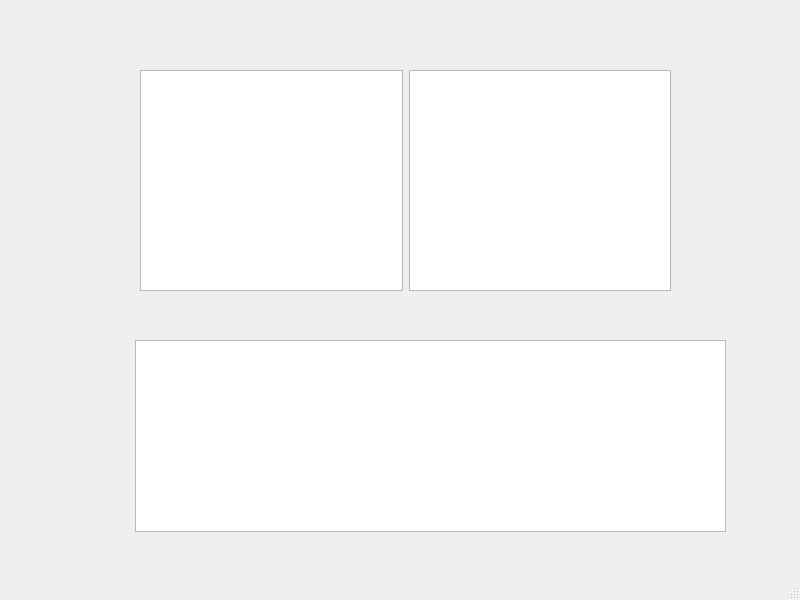
CIoudkicker/MyLab3_1, file mainwindow.ui: the form before one commit.
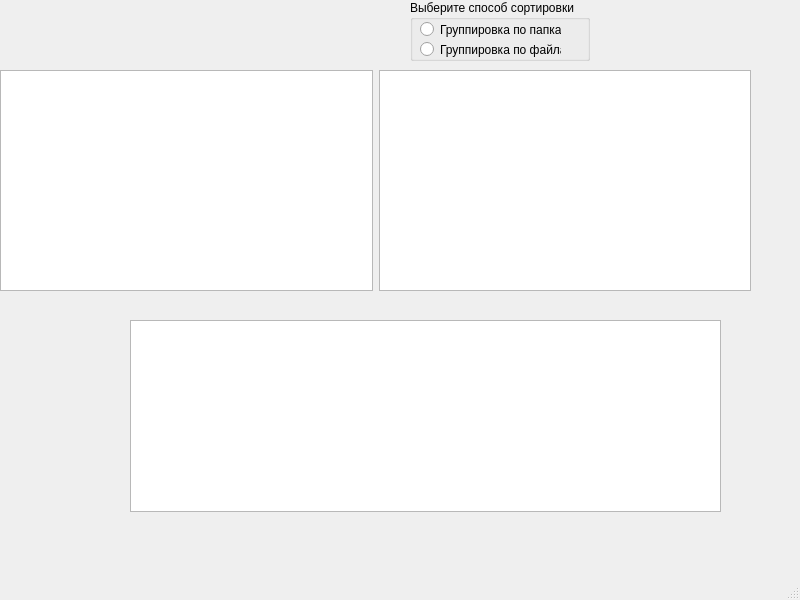
The form after the commit.

Diff of the .ui file:
```diff
--- a/mainwindow.ui
+++ b/mainwindow.ui
@@ -17,9 +17,9 @@
    <widget class="QWidget" name="layoutWidget">
     <property name="geometry">
      <rect>
-      <x>140</x>
+      <x>0</x>
       <y>70</y>
-      <width>531</width>
+      <width>751</width>
       <height>221</height>
      </rect>
     </property>
@@ -35,13 +35,58 @@
    <widget class="QTreeView" name="treeView_2">
     <property name="geometry">
      <rect>
-      <x>135</x>
-      <y>340</y>
+      <x>130</x>
+      <y>320</y>
       <width>591</width>
       <height>192</height>
      </rect>
     </property>
    </widget>
+   <widget class="QWidget" name="gridLayoutWidget">
+    <property name="geometry">
+     <rect>
+      <x>410</x>
+      <y>0</y>
+      <width>180</width>
+      <height>61</height>
+     </rect>
+    </property>
+    <layout class="QGridLayout" name="gridLayout">
+     <item row="0" column="0">
+      <widget class="QGroupBox" name="groupBox">
+       <property name="title">
+        <string>Выберите способ сортировки</string>
+       </property>
+       <widget class="QRadioButton" name="radioButton">
+        <property name="geometry">
+         <rect>
+          <x>10</x>
+          <y>20</y>
+          <width>141</width>
+          <height>19</height>
+         </rect>
+        </property>
+        <property name="text">
+         <string>Группировка по папкам</string>
+        </property>
+       </widget>
+       <widget class="QRadioButton" name="radioButton_2">
+        <property name="geometry">
+         <rect>
+          <x>10</x>
+          <y>40</y>
+          <width>141</width>
+          <height>19</height>
+         </rect>
+        </property>
+        <property name="text">
+         <string>Группировка по файлам</string>
+        </property>
+       </widget>
+      </widget>
+     </item>
+    </layout>
+   </widget>
   </widget>
   <widget class="QMenuBar" name="menubar">
    <property name="geometry">
```
